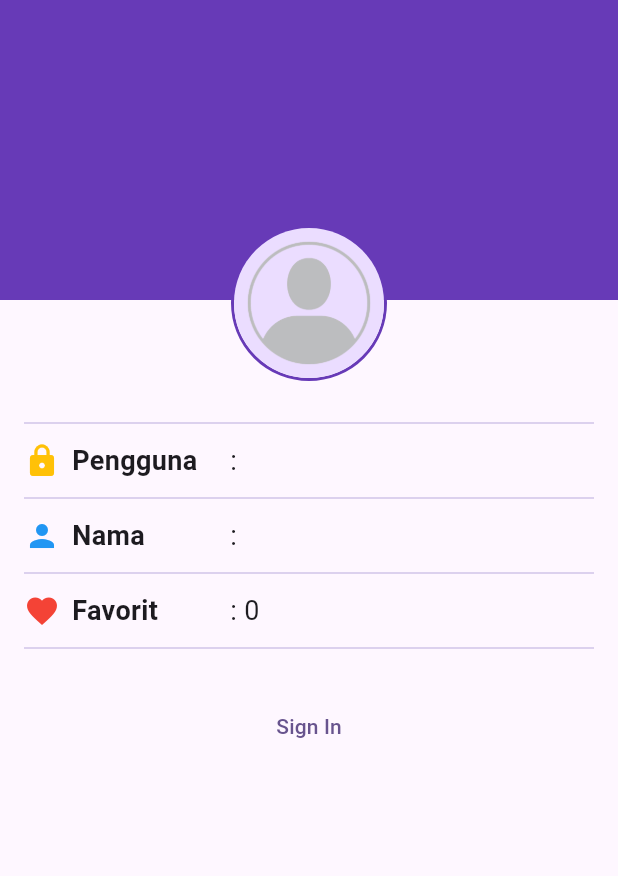
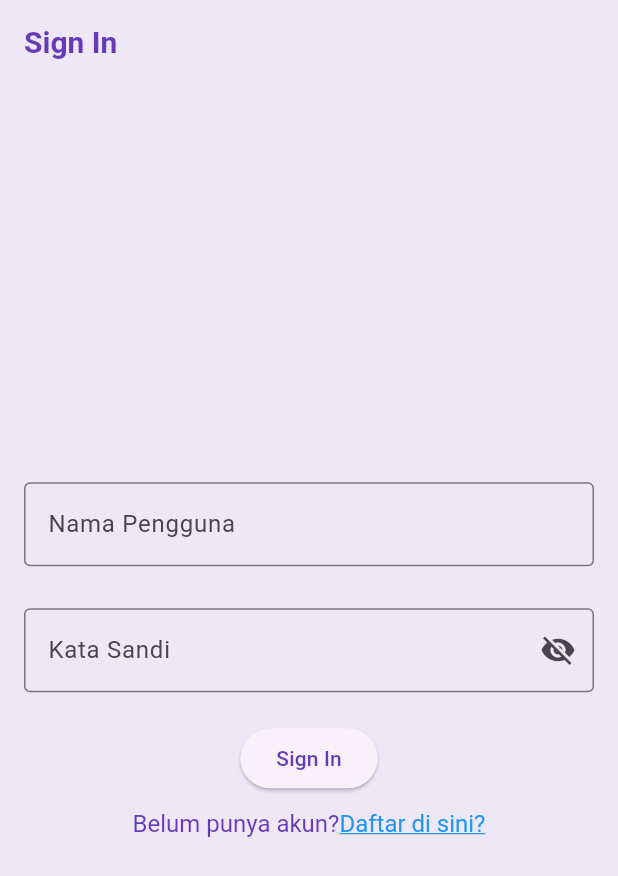
Before and after one commit to maoelia/wisata_candi_wasilah_maulia, a Flutter app: the screen it shows after launch, on a phone screen of 412 x 824 dp. Shown: the top 876 px of the screen. Run offline on Flutter 3.47's test engine with Material 3 defaults, Android fonts, the phone set to English and light mode, and no system bars.

Commit message:
SignIn_SignUp

```diff
--- a/lib/main.dart
+++ b/lib/main.dart
@@ -2,6 +2,7 @@ import 'package:flutter/material.dart';
 import 'package:wisata_candi_wasilah_maulia/data/candi_data.dart';
 import 'package:wisata_candi_wasilah_maulia/screens/profile_screen.dart';
 import 'package:wisata_candi_wasilah_maulia/screens/detail_screen.dart';
+import 'package:wisata_candi_wasilah_maulia/screens/sign_in_screen.dart';
 
 void main() {
   runApp(const MyApp());
@@ -17,13 +18,26 @@ class MyApp extends StatelessWidget {
       debugShowCheckedModeBanner: false,
       title: 'Wisata Candi',
       theme: ThemeData(
-        colorScheme: ColorScheme.fromSeed(seedColor: Colors.deepPurple),
+        appBarTheme: const AppBarTheme(
+          iconTheme: IconThemeData(color: Colors.deepPurple),
+          titleTextStyle: TextStyle(
+            color: Colors.deepPurple,
+            fontSize: 20,
+            fontWeight: FontWeight.bold,
+          ),
+        ),
+        colorScheme:
+        ColorScheme.fromSeed(seedColor: Colors.deepPurple).copyWith(
+          primary: Colors.deepPurple,
+          surface: Colors.deepPurple[50],
+        ),
         useMaterial3: true,
       ),
 
-      // menampilkan profil
-      home: ProfileScreen(),
+      // menampilkan profil/menjalankan halaman
+      // home: ProfileScreen(),
       // home: DetailScreen(candi : candiList[0]),
+      home: SignInScreen(),
     );
   }
 }
--- /dev/null
+++ b/lib/screens/sign_in_screen.dart
@@ -0,0 +1,105 @@
+import 'package:flutter/gestures.dart';
+import 'package:flutter/material.dart';
+
+
+class SignInScreen extends StatefulWidget {
+  SignInScreen({super.key});
+
+  @override
+  State<SignInScreen> createState() => _SignInScreenState();
+}
+
+class _SignInScreenState extends State<SignInScreen> {
+    // TODO: 1. Deklarasikan variabel
+    final TextEditingController _usernameController = TextEditingController();
+
+    final TextEditingController _passwordController = TextEditingController();
+
+    String _erorText = '';
+
+    bool _isSignedIn = false;
+
+    bool _obscurePassword = true;
+
+    @override
+    Widget build(BuildContext context){
+      return Scaffold(
+        // TODO: 2. Pasang AppBar
+        appBar: AppBar(title: Text('Sign In'),),
+        //TODO: 3. Pasang body
+        body: Center(
+          child: SingleChildScrollView(
+            child: Padding(
+              padding: const EdgeInsets.all(16),
+                child: Form(
+                  child: Column(
+                  // TODO: 4. Atur mainAxisAligment dan crossAxisAligment
+              mainAxisAlignment: MainAxisAlignment.center,
+              crossAxisAlignment: CrossAxisAlignment.center,
+              children: [
+                //TODO: 5. Pasang TextFromField Nama Pengguna
+                TextFormField(
+                  controller: _usernameController,
+                  decoration: InputDecoration(
+                    labelText: "Nama Pengguna",
+                    border: OutlineInputBorder(),
+                  ),
+                ),
+                //TODO: 6. Pasang TextFromField Kata Sandi
+                SizedBox(height: 28),
+                TextFormField(
+                  controller: _passwordController,
+                  decoration: InputDecoration(
+                    labelText: "Kata Sandi",
+                    errorText: _erorText.isNotEmpty ? _erorText : null,
+                    border: OutlineInputBorder(),
+                    suffixIcon: IconButton(
+                        onPressed: (){
+                          setState(() {
+                            _obscurePassword = !_obscurePassword;
+                          });
+                        },
+                        icon: Icon(
+                          _obscurePassword ? Icons.visibility_off
+                              : Icons.visibility,
+                        ),),
+                  ),
+                  obscureText: _obscurePassword,
+                ),
+                //TODO: 7. Pasang ElevatedButton Sign In
+                SizedBox(height: 20),
+                ElevatedButton(
+                    onPressed: (){},
+                    child: Text('Sign In')),
+                // TODO: 8. Pasang TextButton Sign Up
+                SizedBox(height: 10),
+                // TextButton(
+                //     onPressed: (){},
+                //     child: Text('Belum punya akun? Daftar di sini.'))
+                RichText(
+                    text: TextSpan(
+                      text: 'Belum punya akun?',
+                      style: TextStyle(fontSize: 16, color: Colors.deepPurple),
+                      children: <TextSpan>[
+                        TextSpan(
+                          text: 'Daftar di sini?',
+                          style: TextStyle(
+                            color: Colors.blue, //warna untuk yang bisa ditekan
+                            decoration: TextDecoration.underline,
+                            fontSize: 16
+                          ), //textstyle
+                          recognizer: TapGestureRecognizer()
+                            ..onTap = () {},
+                        ),
+                      ],
+                    ),
+                )
+              ],
+            ),
+                ),
+                    ),
+          ), //c
+        ),// enter
+      ); //scaffold
+    }
+}
```
